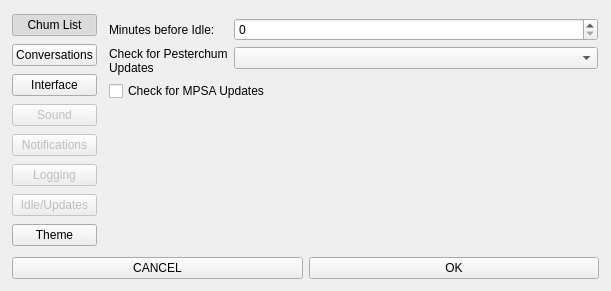
Qt form themes/pesterchum2.5/ui/OptionsWindow.ui (henry232323/Pesterchum-Discord) before a commit.
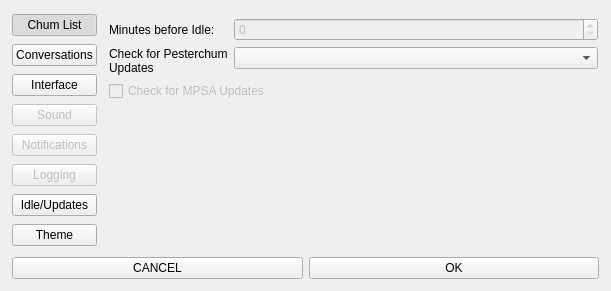
The same form after that commit. The open tabs and pages were chosen to show the change.

Commit message: Can now select auto update in options, proper

Patch:
```diff
--- a/themes/pesterchum2.5/ui/OptionsWindow.ui
+++ b/themes/pesterchum2.5/ui/OptionsWindow.ui
@@ -105,7 +105,7 @@
         <item>
          <widget class="QPushButton" name="optionsButton7">
           <property name="enabled">
-           <bool>false</bool>
+           <bool>true</bool>
           </property>
           <property name="text">
            <string>Idle/Updates</string>
@@ -774,7 +774,11 @@
                 </widget>
                </item>
                <item row="0" column="1">
-                <widget class="QSpinBox" name="spinBox"/>
+                <widget class="QSpinBox" name="spinBox">
+                 <property name="enabled">
+                  <bool>false</bool>
+                 </property>
+                </widget>
                </item>
                <item row="1" column="0">
                 <widget class="QLabel" name="label_9">
@@ -793,6 +797,9 @@
              </item>
              <item>
               <widget class="QCheckBox" name="checkForMSPABox">
+               <property name="enabled">
+                <bool>false</bool>
+               </property>
                <property name="text">
                 <string>Check for MPSA Updates</string>
                </property>
```
Left out of the diff: 2 changed lines with no effect on the pictures. The commit also changes 2 other files.
